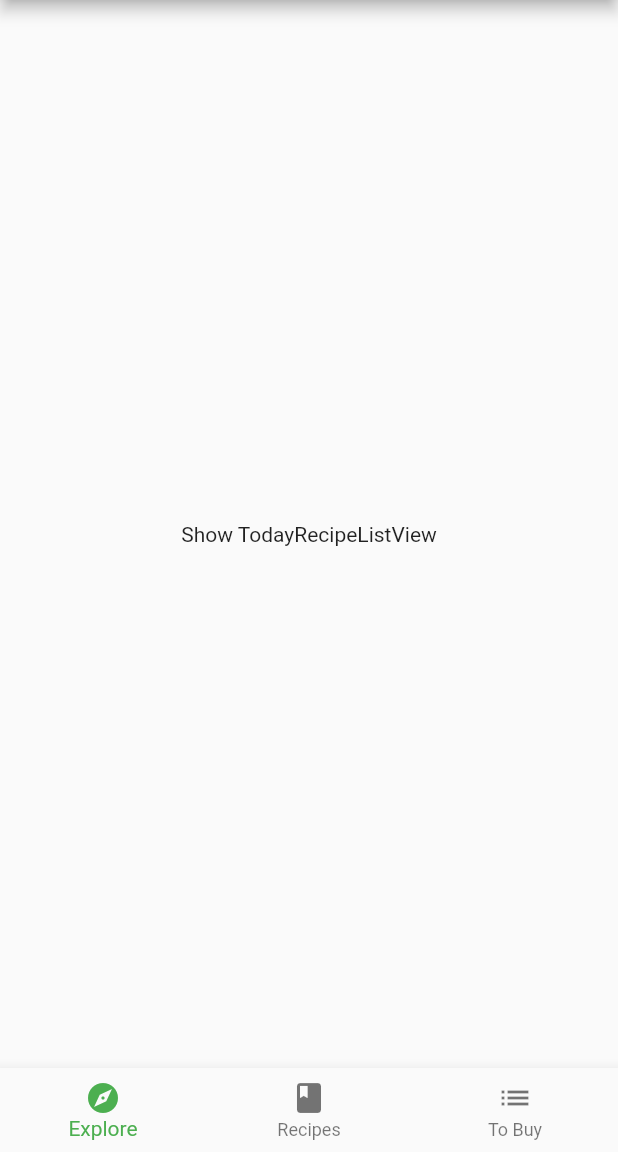
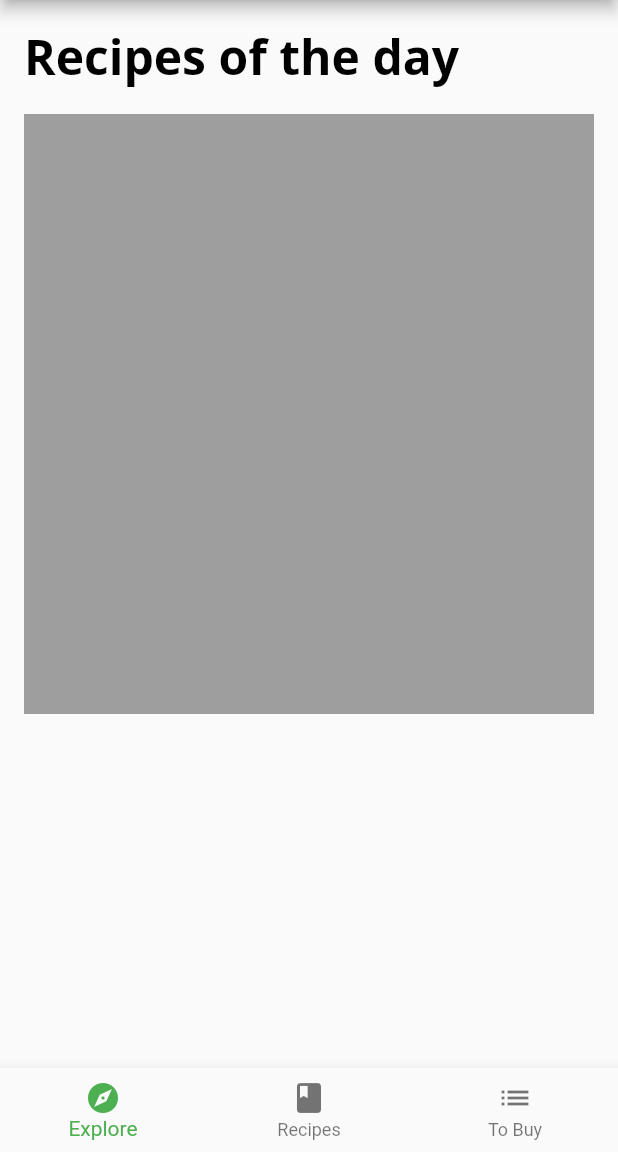
Before and after one commit to ykkd/flutter_scrollable_widget, a Flutter app: the screen it shows after launch, on a phone screen of 412 x 824 dp, the part 84-1236 px from its top. Run offline on Flutter 3.47's test engine with Material 2 defaults, Android fonts, the phone set to English and light mode, and no system bars; our stand-ins replace google_fonts; project files that could hold a hidden picture were left out.

Commit message:
add TodayRecipeListView

```diff
--- a/lib/components/components.dart
+++ b/lib/components/components.dart
@@ -3,3 +3,4 @@ export 'card1.dart';
 export 'card2.dart';
 export 'card3.dart';
 export 'circle_image.dart';
+export 'today_recipe_list_view.dart';
--- /dev/null
+++ b/lib/components/today_recipe_list_view.dart
@@ -0,0 +1,28 @@
+import 'package:flutter/material.dart';
+import '../models/explore_recipe.dart';
+
+class TodayRecipeListView extends StatelessWidget {
+  final List<ExploreRecipe> recipes;
+
+  const TodayRecipeListView({Key? key, required this.recipes})
+      : super(key: key);
+
+  @override
+  Widget build(BuildContext context) {
+    return Padding(
+      padding: const EdgeInsets.only(left: 16, right: 16, top: 16),
+      child: Column(
+        crossAxisAlignment: CrossAxisAlignment.start,
+        children: [
+          Text('Recipes of the day',
+              style: Theme.of(context).textTheme.headline1),
+          const SizedBox(height: 16),
+          Container(
+            height: 400,
+            color: Colors.grey,
+          )
+        ],
+      ),
+    );
+  }
+}
--- a/lib/screens/explore_screen.dart
+++ b/lib/screens/explore_screen.dart
@@ -1,4 +1,5 @@
 import 'package:flutter/material.dart';
+import '../components/components.dart';
 import '../models/explore_data.dart';
 import '../api/mock_fooderlich_service.dart';
 
@@ -16,10 +17,7 @@ class ExploreScreen extends StatelessWidget {
         if (snapshot.connectionState == ConnectionState.done) {
           final data = snapshot.data as ExploreData;
           final recipes = data.todayRecipes;
-          // TODO: replace with today recipe list view
-          return const Center(
-            child: Text('Show TodayRecipeListView'),
-          );
+          return TodayRecipeListView(key: key, recipes: recipes);
         } else {
           return const Center(
             child: CircularProgressIndicator(),
```
